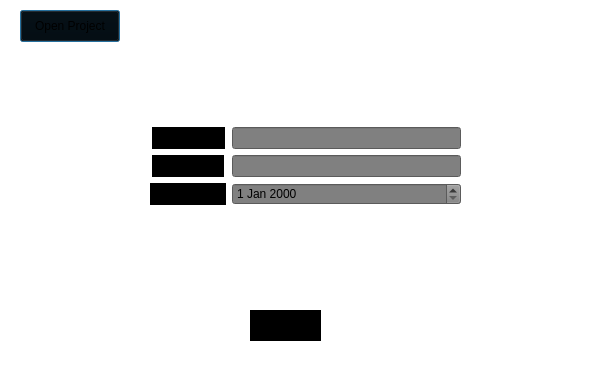
The window that projectDetails.ui (dilpreetreehal/Dilpreet_Reehal_N0896133_AAD_Code) describes before a commit, drawn with Qt 5.
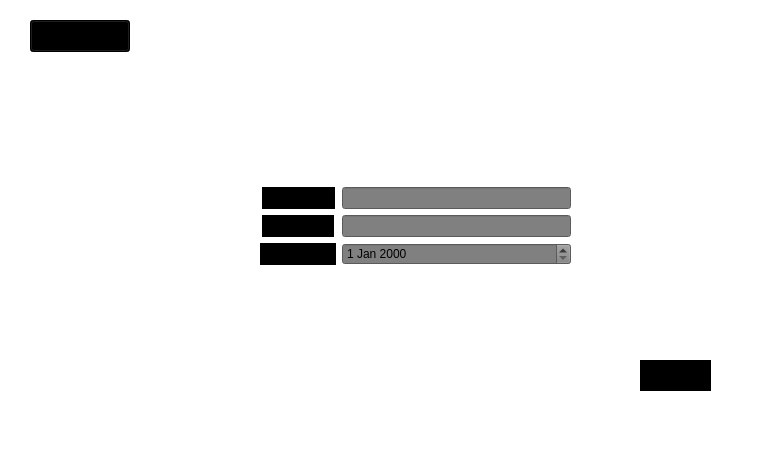
The same window after the commit.

Commit message: opens new window to set project details

Diff of the .ui file:
```diff
--- a/projectDetails.ui
+++ b/projectDetails.ui
@@ -1,13 +1,13 @@
 <?xml version="1.0" encoding="UTF-8"?>
 <ui version="4.0">
- <class>Dialog</class>
- <widget class="QDialog" name="Dialog">
+ <class>projectDetails</class>
+ <widget class="QMainWindow" name="projectDetails">
   <property name="geometry">
    <rect>
     <x>0</x>
     <y>0</y>
-    <width>591</width>
-    <height>374</height>
+    <width>782</width>
+    <height>457</height>
    </rect>
   </property>
   <property name="windowTitle">
@@ -16,47 +16,12 @@
   <property name="styleSheet">
    <string notr="true">background-color:white</string>
   </property>
-  <widget class="QPushButton" name="pushButton">
-   <property name="geometry">
-    <rect>
-     <x>20</x>
-     <y>10</y>
-     <width>100</width>
-     <height>32</height>
-    </rect>
-   </property>
-   <property name="styleSheet">
-    <string notr="true">background-color:black</string>
-   </property>
-   <property name="text">
-    <string>Open Project</string>
-   </property>
-  </widget>
-  <widget class="QLabel" name="label_4">
-   <property name="geometry">
-    <rect>
-     <x>250</x>
-     <y>310</y>
-     <width>71</width>
-     <height>31</height>
-    </rect>
-   </property>
-   <property name="styleSheet">
-    <string notr="true">background-color:black
-</string>
-   </property>
-   <property name="text">
-    <string>Next</string>
-   </property>
-   <property name="alignment">
-    <set>Qt::AlignCenter</set>
-   </property>
-  </widget>
+  <widget class="QWidget" name="centralwidget">
   <widget class="QWidget" name="formLayoutWidget">
    <property name="geometry">
     <rect>
-     <x>150</x>
-     <y>110</y>
+      <x>260</x>
+      <y>170</y>
      <width>311</width>
      <height>111</height>
     </rect>
@@ -142,6 +107,54 @@
     </item>
    </layout>
   </widget>
+   <widget class="QPushButton" name="pushButton">
+    <property name="geometry">
+     <rect>
+      <x>30</x>
+      <y>20</y>
+      <width>100</width>
+      <height>32</height>
+     </rect>
+    </property>
+    <property name="styleSheet">
+     <string notr="true">background-color:black</string>
+    </property>
+    <property name="text">
+     <string>Open Project</string>
+    </property>
+   </widget>
+   <widget class="QLabel" name="label_4">
+    <property name="geometry">
+     <rect>
+      <x>640</x>
+      <y>360</y>
+      <width>71</width>
+      <height>31</height>
+     </rect>
+    </property>
+    <property name="styleSheet">
+     <string notr="true">background-color:black
+</string>
+    </property>
+    <property name="text">
+     <string>Next</string>
+    </property>
+    <property name="alignment">
+     <set>Qt::AlignCenter</set>
+    </property>
+   </widget>
+  </widget>
+  <widget class="QMenuBar" name="menubar">
+   <property name="geometry">
+    <rect>
+     <x>0</x>
+     <y>0</y>
+     <width>782</width>
+     <height>24</height>
+    </rect>
+   </property>
+  </widget>
+  <widget class="QStatusBar" name="statusbar"/>
  </widget>
  <resources/>
  <connections/>
```
Left out of the diff: 2 changed lines with no effect on the pictures. Lines whose indentation alone changed are shown as unchanged. The commit also changes 7 other files.
